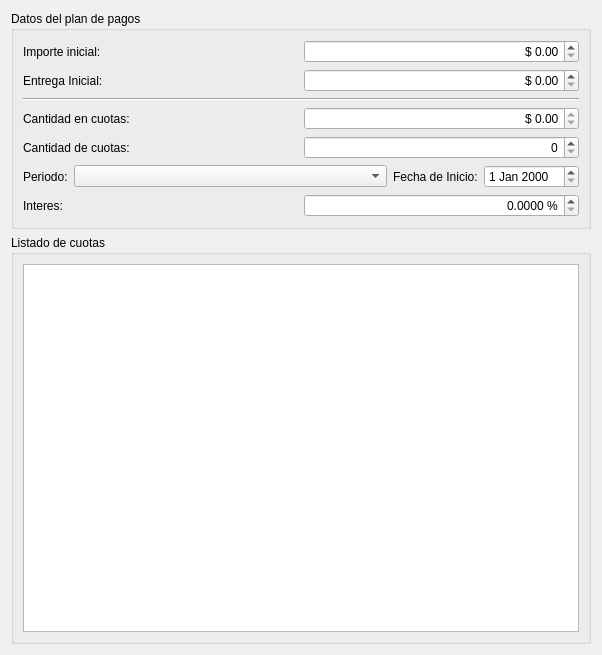
First picture: the form in trunk/plugins/cuotas/formcuotasbase.ui, repository chungote/gestotux, before the edit.
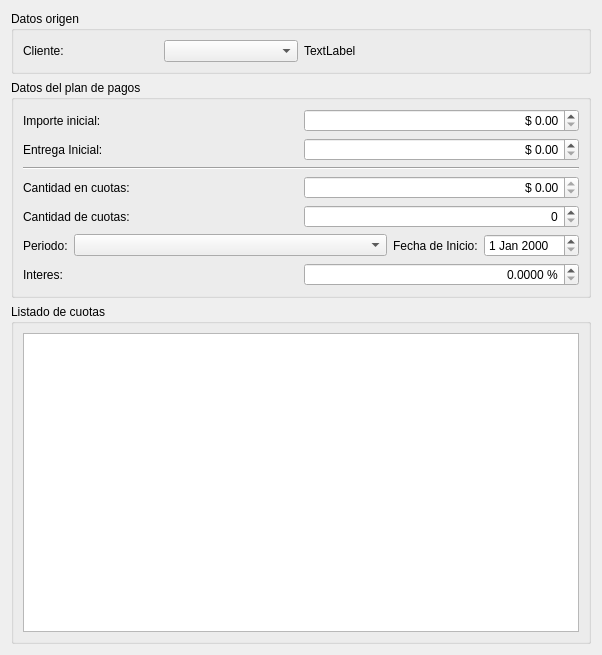
Second picture: the form after the edit. Custom widgets are drawn as their Qt base class.

Commit message: - Agregado metodo de carga de datos de un plan de cuotas. - Modificado formulario de detalles de cuotas para que tenga los datos del cliente y de la factura. - Mejoras selectivas de codigo.

```diff
--- a/trunk/plugins/cuotas/formcuotasbase.ui
+++ b/trunk/plugins/cuotas/formcuotasbase.ui
@@ -13,8 +13,42 @@
   <property name="windowTitle">
    <string>Form</string>
   </property>
-  <layout class="QVBoxLayout" name="verticalLayout_3">
-   <item>
+  <layout class="QGridLayout" name="gridLayout_2">
+   <item row="0" column="0">
+    <widget class="QGroupBox" name="groupBox_3">
+     <property name="title">
+      <string>Datos origen</string>
+     </property>
+     <layout class="QGridLayout" name="gridLayout">
+      <item row="0" column="0">
+       <layout class="QHBoxLayout" name="horizontalLayout_11">
+        <item>
+         <layout class="QHBoxLayout" name="horizontalLayout_10">
+          <item>
+           <widget class="QLabel" name="LCliente">
+            <property name="text">
+             <string>Cliente:</string>
+            </property>
+           </widget>
+          </item>
+          <item>
+           <widget class="ECBClientes" name="CBCliente"/>
+          </item>
+         </layout>
+        </item>
+        <item>
+         <widget class="QLabel" name="LFactura">
+          <property name="text">
+           <string>TextLabel</string>
+          </property>
+         </widget>
+        </item>
+       </layout>
+      </item>
+     </layout>
+    </widget>
+   </item>
+   <item row="1" column="0">
     <layout class="QHBoxLayout" name="horizontalLayout_7">
      <item>
       <widget class="QGroupBox" name="groupBox">
@@ -196,7 +230,7 @@
      </item>
     </layout>
    </item>
-   <item>
+   <item row="2" column="0">
     <widget class="QGroupBox" name="groupBox_2">
      <property name="title">
       <string>Listado de cuotas</string>
@@ -216,6 +250,11 @@
    <extends>QDoubleSpinBox</extends>
    <header>edsbprecio.h</header>
   </customwidget>
+  <customwidget>
+   <class>ECBClientes</class>
+   <extends>QComboBox</extends>
+   <header>ecbclientes.h</header>
+  </customwidget>
  </customwidgets>
  <resources/>
  <connections/>
```
The commit also changes 8 other files.
